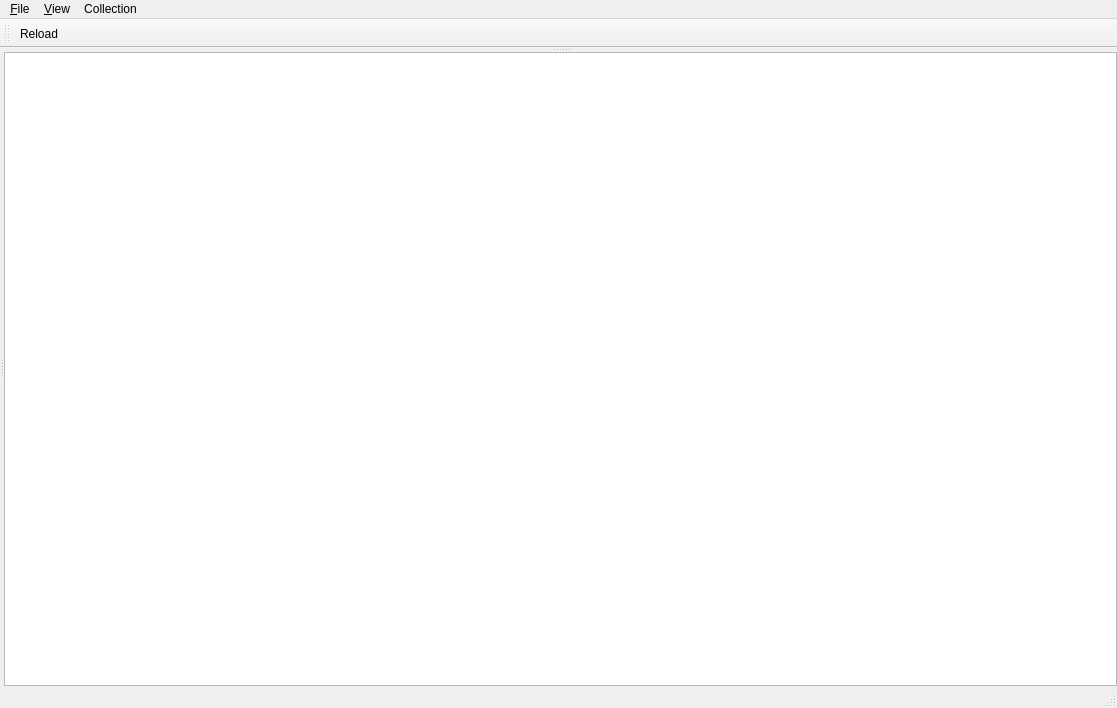
Before: the Qt Designer form src/home/flibrary/ui/MainWindow.ui in heimdallr/books, drawn with Qt 5.
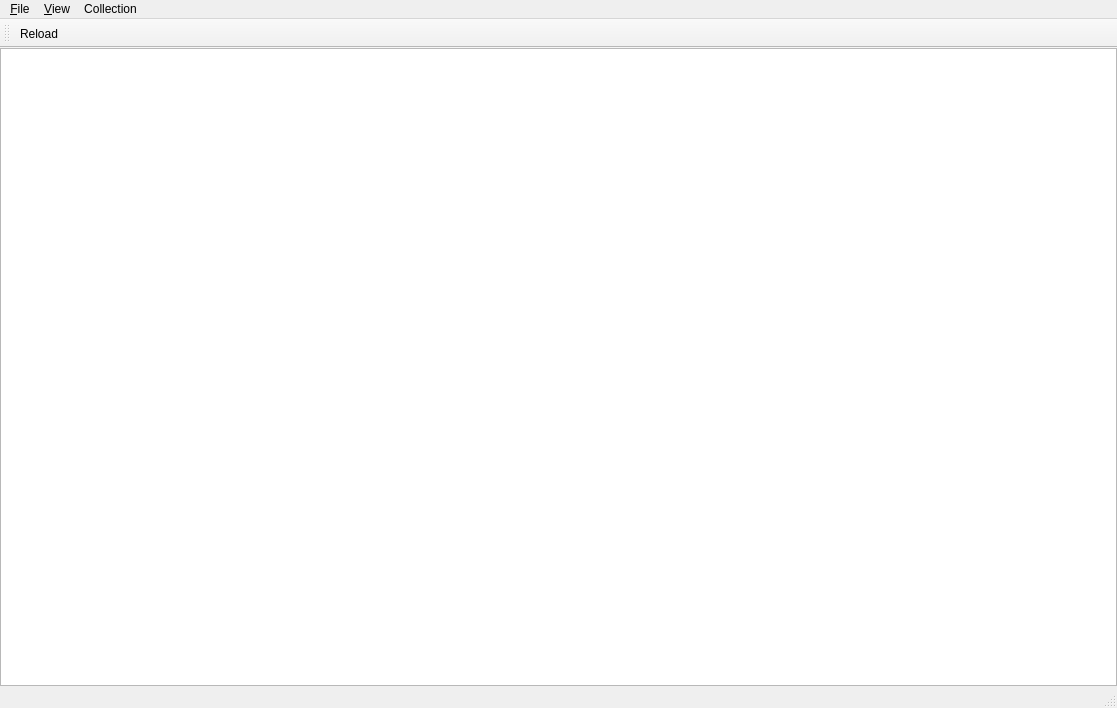
After: the same form once the commit is applied.

Diff of the .ui file:
```diff
--- a/src/home/flibrary/ui/MainWindow.ui
+++ b/src/home/flibrary/ui/MainWindow.ui
@@ -50,9 +50,24 @@
        </property>
        <item row="0" column="0">
         <widget class="QSplitter" name="verticalSplitter">
+         <property name="frameShape">
+          <enum>QFrame::NoFrame</enum>
+         </property>
+         <property name="frameShadow">
+          <enum>QFrame::Plain</enum>
+         </property>
+         <property name="lineWidth">
+          <number>0</number>
+         </property>
+         <property name="midLineWidth">
+          <number>0</number>
+         </property>
          <property name="orientation">
           <enum>Qt::Horizontal</enum>
          </property>
+         <property name="handleWidth">
+          <number>0</number>
+         </property>
          <widget class="QWidget" name="navigationWidget" native="true">
           <layout class="QVBoxLayout" name="verticalLayout">
            <property name="spacing">
@@ -91,9 +106,15 @@
            </property>
            <item row="0" column="0">
             <widget class="QSplitter" name="horizontalSplitter">
+             <property name="lineWidth">
+              <number>0</number>
+             </property>
              <property name="orientation">
               <enum>Qt::Vertical</enum>
              </property>
+             <property name="handleWidth">
+              <number>0</number>
+             </property>
              <widget class="QWidget" name="booksWidget" native="true">
               <layout class="QVBoxLayout" name="verticalLayout_2">
                <property name="spacing">
```
Left out of the diff: 30 changed lines with no effect on the pictures.
